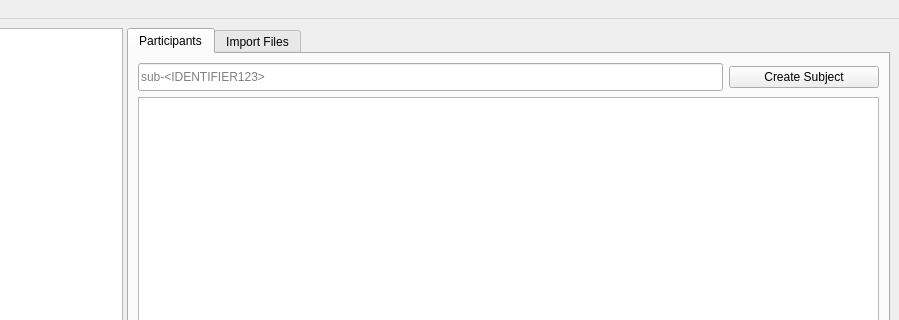
Qt form bidsificator/forms/MainWindow.ui (HIP-infrastructure/Bidsificator) before a commit; both pictures show x 206 to 1105 and y 0 to 320 of the 1105 by 859 pixel window.
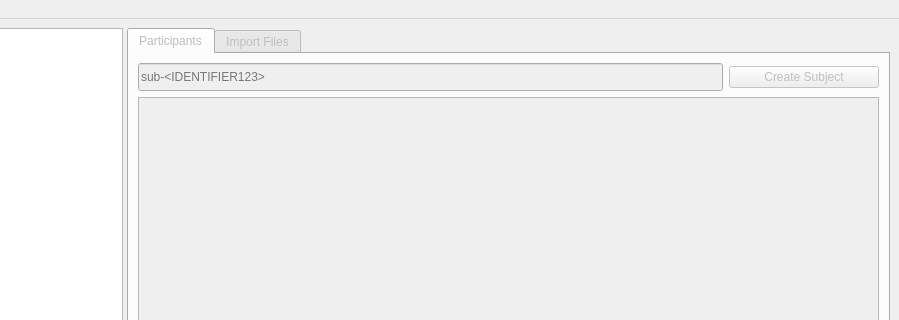
The same form after that commit. Custom widgets are drawn as their Qt base class.

Commit message: Refactor function names to snake_case Enable the tabs only when a dataset is loaded to prevent user error

Patch:
```diff
--- a/bidsificator/forms/MainWindow.ui
+++ b/bidsificator/forms/MainWindow.ui
@@ -35,6 +35,9 @@
        </property>
       </widget>
       <widget class="QTabWidget" name="tabWidget">
+       <property name="enabled">
+        <bool>false</bool>
+       </property>
        <property name="currentIndex">
         <number>0</number>
        </property>
```
The commit also changes 2 other files.
